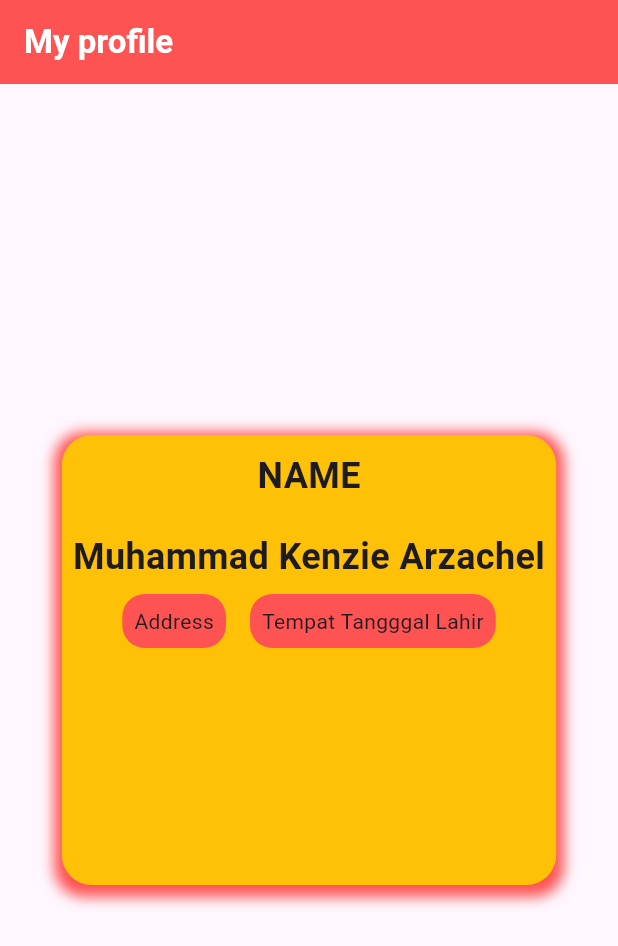
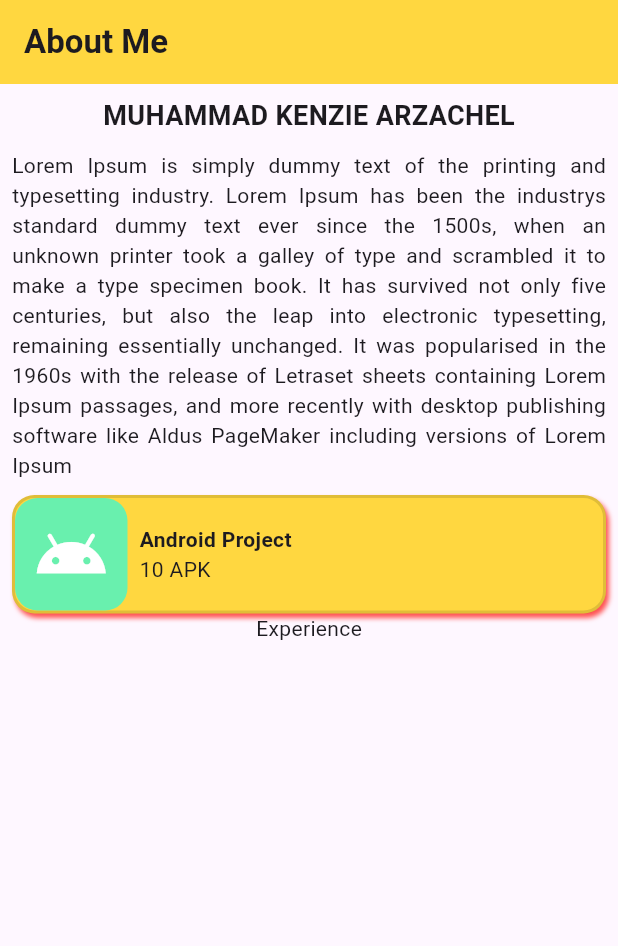
Before and after one commit to kenzie324/FLUTTER-PROFILE-CARD, a Flutter app: the screen it shows after launch, on a phone screen of 412 x 824 dp. Shown: the top 946 px of the screen. Run offline on Flutter 3.47's test engine with Material 3 defaults, Android fonts, the phone set to English and light mode, and no system bars.

```diff
--- /dev/null
+++ b/lib/about_me.dart
@@ -0,0 +1,101 @@
+import 'package:flutter/material.dart';
+
+class AboutMe extends StatelessWidget {
+  const AboutMe({super.key});
+
+  @override
+  Widget build(BuildContext context) {
+    return Scaffold(
+        appBar: AppBar(
+          title: Text(
+            'About Me',
+            style: TextStyle(
+              fontWeight: FontWeight.bold
+            ),
+            ),
+          backgroundColor: Colors.amberAccent,
+        ),
+        body: Padding(
+          padding: const EdgeInsets.all(8.0),
+          child: Center(
+            child: Column(
+              children: <Widget>[
+                Text(
+                    'Muhammad Kenzie Arzachel'.toUpperCase(),
+                    style: TextStyle(
+                      fontSize: 18,
+                      fontWeight: FontWeight.bold,
+                  ),
+                  ),
+                SizedBox(
+                  height: 10,
+                ),
+                Text(
+                    'Lorem Ipsum is simply dummy text of the printing and typesetting industry. Lorem Ipsum has been the industrys standard dummy text ever since the 1500s, when an unknown printer took a galley of type and scrambled it to make a type specimen book. It has survived not only five centuries, but also the leap into electronic typesetting, remaining essentially unchanged. It was popularised in the 1960s with the release of Letraset sheets containing Lorem Ipsum passages, and more recently with desktop publishing software like Aldus PageMaker including versions of Lorem Ipsum',
+                    style: TextStyle(),
+                    textAlign: TextAlign.justify,
+                  ),
+                  SizedBox(
+                    height: 10,
+                  ),
+                  Container(
+                    /**
+                     * Android
+                     */
+                    decoration: BoxDecoration(
+                      color: Colors.amberAccent,
+                      borderRadius: BorderRadius.circular(
+                        15,
+                        ),
+                        border: Border.all(
+                          color: Colors.black12,
+                          width: 2,
+                        ),
+                        boxShadow: [
+                          BoxShadow(
+                            blurRadius: 2,
+                            offset: Offset(2, 3),
+                            color: Colors.redAccent
+                          ),
+                        ],
+                    ),
+                    child: Row(
+                      children: <Widget>[
+                        Container(
+                          width: 75,
+                          height: 75,
+                          decoration: BoxDecoration(
+                            color: Colors.greenAccent,
+                            borderRadius: BorderRadiusDirectional.circular(
+                              15,
+                            ),
+                          ),
+                          child: Icon(Icons.android,
+                          color: Colors.white,
+                          size: 50,
+                          ),
+                        ),
+                        Padding(
+                          padding: const EdgeInsets.all(8.0),
+                          child: Column(
+                            crossAxisAlignment: CrossAxisAlignment.start,
+                            children: [
+                              Text('Android Project',style: TextStyle(
+                                fontWeight: FontWeight.bold
+                                ),
+                              ),
+                              Text('10 APK'),
+                            ],
+                          ),
+                        ),
+                      ],
+                    ),
+                  ),
+                  Text('Experience'),
+              ],
+            ),
+          ),
+        ),
+    );
+  }
+}
--- a/lib/main.dart
+++ b/lib/main.dart
@@ -1,5 +1,6 @@
 import 'package:flutter/material.dart';
-import 'package:flutter_application_1/profile.dart';
+import 'package:flutter_application_1/about_me.dart';
+
 
 void main() {
   runApp(MainPage());
@@ -11,7 +12,7 @@ class MainPage extends StatelessWidget {
   @override
   Widget build(BuildContext context) {
     return MaterialApp(
-      home: ProfileCard(),
+      home: AboutMe(),
       debugShowCheckedModeBanner: false,
     );
   }
```
